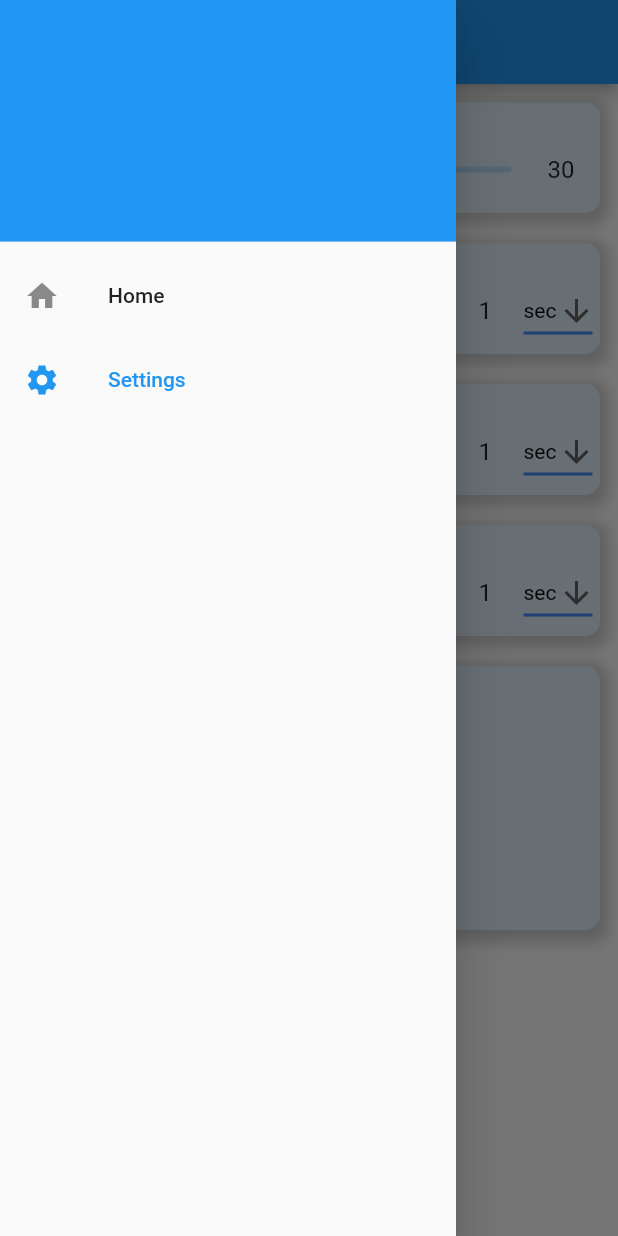
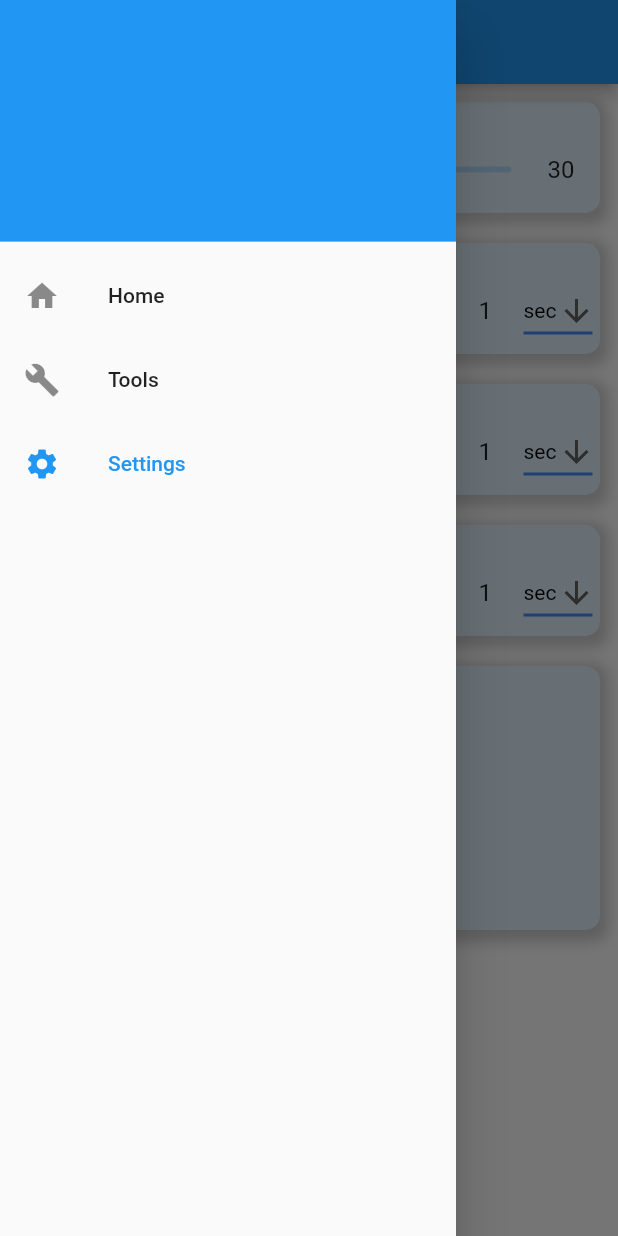
Before and after one commit to masterdodo/flutter-noise-app, a Flutter app: the SettingsScreen screen opened by its route, with the side drawer open, on a phone screen of 412 x 824 dp. Run offline on Flutter 3.47's test engine with Material 2 defaults, Android fonts, the phone set to English and light mode, and no system bars; our stand-ins replace audioplayers, file_picker, shared_preferences; missing offline and left inert: noise_meter; accounts and stored records are empty.

Commit message:
optimization improv, tools tab added, new tran added

```diff
--- a/lang/en.json
+++ b/lang/en.json
@@ -9,5 +9,6 @@
     "save_string": "Save Settings",
     "choose_sound_string": "Choose audio file...",
     "menu_home_string": "Home",
-    "menu_settings_string": "Settings"
+    "menu_settings_string": "Settings",
+    "menu_tools_string": "Tools"
 }
--- a/lang/sl.json
+++ b/lang/sl.json
@@ -9,5 +9,6 @@
     "save_string": "Shrani Nastavitve",
     "choose_sound_string": "Izberi zvočno datoteko...",
     "menu_home_string": "Domov",
-    "menu_settings_string": "Nastavitve"
+    "menu_settings_string": "Nastavitve",
+    "menu_tools_string": "Orodja"
 }
--- a/lib/components/my_drawer.dart
+++ b/lib/components/my_drawer.dart
@@ -32,6 +32,20 @@ class MyDrawer extends StatelessWidget {
             },
           ),
           ListTile(
+            selected: (ModalRoute.of(context).settings.name == '/tools'),
+            title: Text(
+                AppLocalizations.of(context).translate('menu_tools_string')),
+            leading: Icon(Icons.build),
+            onTap: () {
+              if (ModalRoute.of(context).settings.name == '/tools') {
+                Navigator.pop(context);
+              } else {
+                Navigator.pop(context);
+                Navigator.pushNamed(context, '/tools');
+              }
+            },
+          ),
+          ListTile(
             selected: (ModalRoute.of(context).settings.name == '/settings'),
             title: Text(
                 AppLocalizations.of(context).translate('menu_settings_string')),
--- a/lib/routes.dart
+++ b/lib/routes.dart
@@ -1,8 +1,10 @@
 import 'package:flutter/material.dart';
 import 'package:noise_app/screens/home/homescreen.dart';
+import 'package:noise_app/screens/tools/toolsscreen.dart';
 import 'package:noise_app/screens/settings/settingsscreen.dart';
 
 final Map<String, WidgetBuilder> routes = <String, WidgetBuilder>{
   "/": (BuildContext context) => HomeScreen(),
+  "/tools": (BuildContext context) => ToolsScreen(),
   "/settings": (BuildContext context) => SettingsScreen(),
 };
--- a/pubspec.yaml
+++ b/pubspec.yaml
@@ -29,9 +29,7 @@ dependencies:
 
   noise_meter:
 
-  flutter_sparkline: ^0.1.0
-
-  audioplayers: ^0.10.0
+  audioplayers: ^0.16.1
 
   file_picker: ^1.13.3
 
```
Also changed, not shown: lib/screens/tools/toolsscreen.dart (added, +23 -0 lines), pubspec.lock, 1 other file.
